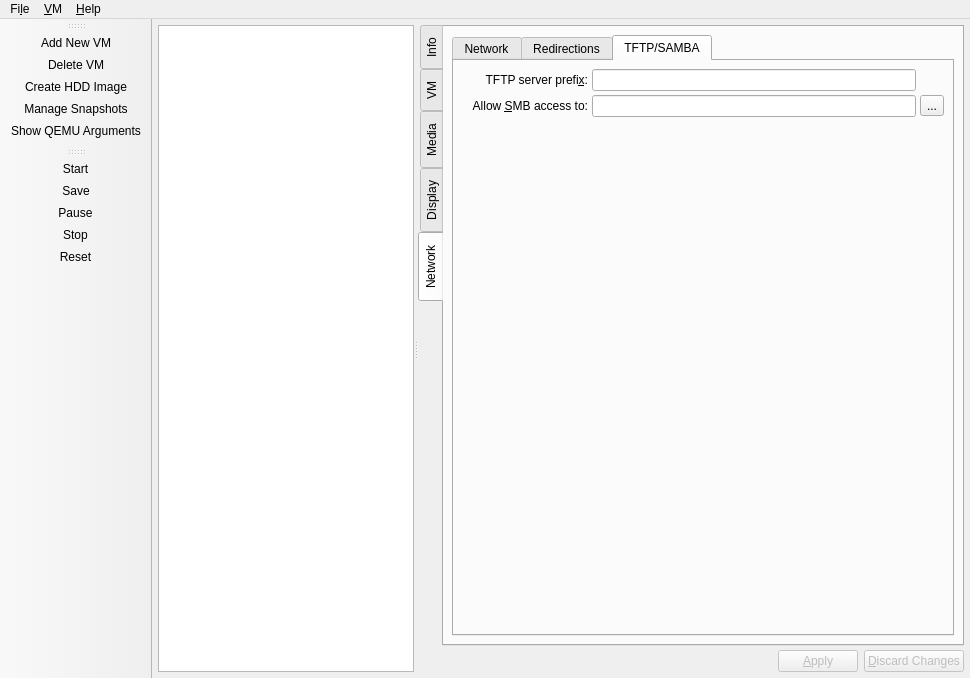
The window that src/Main_Window.ui (tobimensch/aqemu) describes before a commit, drawn with Qt 5.
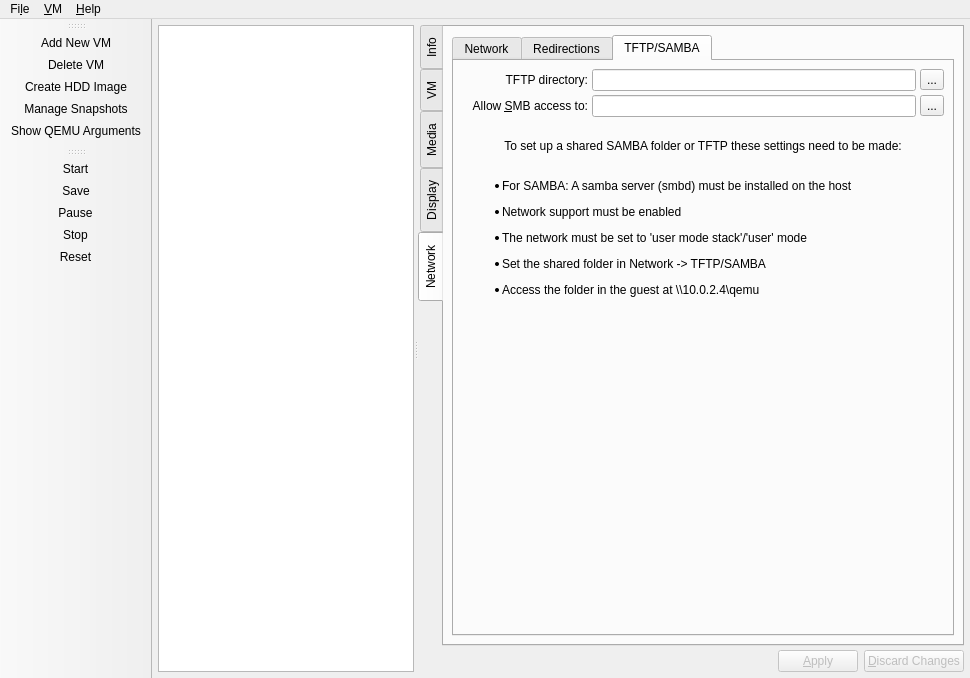
The same window after the commit. The open tabs and pages were chosen to show the change. Icons and pictures are not drawn. Custom widgets are drawn as their Qt base class.

Commit message: Support for setting up SAMBA shared folder is back. Also some code cleanups.

```diff
--- a/src/Main_Window.ui
+++ b/src/Main_Window.ui
@@ -2797,7 +2797,7 @@
                   <item row="0" column="0">
                    <widget class="QLabel" name="Label_TFTP">
                     <property name="text">
-                     <string>TFTP server prefi&amp;x:</string>
+                     <string>TFTP directory:</string>
                     </property>
                     <property name="alignment">
                      <set>Qt::AlignRight|Qt::AlignTrailing|Qt::AlignVCenter</set>
@@ -2837,9 +2837,20 @@
                     </property>
                    </widget>
                   </item>
+                  <item row="0" column="2">
+                   <widget class="QToolButton" name="TB_Browse_TFTP">
+                    <property name="text">
+                     <string>...</string>
+                    </property>
+                    <property name="icon">
+                     <iconset resource="../resources/icons.qrc">
+                      <normaloff>:/open-folder.png</normaloff>:/open-folder.png</iconset>
+                    </property>
+                   </widget>
+                  </item>
                  </layout>
                 </item>
-                <item row="1" column="0">
+                <item row="3" column="0">
                  <spacer name="verticalSpacer_2">
                   <property name="orientation">
                    <enum>Qt::Vertical</enum>
@@ -2852,6 +2863,20 @@
                   </property>
                  </spacer>
                 </item>
+                <item row="1" column="0">
+                 <widget class="QLabel" name="label_5">
+                  <property name="text">
+                   <string/>
+                  </property>
+                 </widget>
+                </item>
+                <item row="2" column="0">
+                 <widget class="QLabel" name="label_6">
+                  <property name="text">
+                   <string>&lt;html&gt;&lt;head/&gt;&lt;body&gt;&lt;p align=&quot;center&quot;&gt;To set up a shared SAMBA folder or TFTP these settings need to be made:&lt;br/&gt;&lt;/p&gt;&lt;ul style=&quot;margin-top: 0px; margin-bottom: 0px; margin-left: 0px; margin-right: 0px; -qt-list-indent: 1;&quot;&gt;&lt;li style=&quot; margin-top:12px; margin-bottom:12px; margin-left:0px; margin-right:0px; -qt-block-indent:0; text-indent:0px;&quot;&gt;For SAMBA: A samba server (smbd) must be installed on the host&lt;/li&gt;&lt;li style=&quot; margin-top:12px; margin-bottom:12px; margin-left:0px; margin-right:0px; -qt-block-indent:0; text-indent:0px;&quot;&gt;Network support must be enabled&lt;/li&gt;&lt;li style=&quot; margin-top:12px; margin-bottom:12px; margin-left:0px; margin-right:0px; -qt-block-indent:0; text-indent:0px;&quot;&gt;The network must be set to 'user mode stack'/'user' mode&lt;/li&gt;&lt;li style=&quot; margin-top:12px; margin-bottom:12px; margin-left:0px; margin-right:0px; -qt-block-indent:0; text-indent:0px;&quot;&gt;Set the shared folder in Network -&amp;gt; TFTP/SAMBA&lt;/li&gt;&lt;li style=&quot; margin-top:12px; margin-bottom:12px; margin-left:0px; margin-right:0px; -qt-block-indent:0; text-indent:0px;&quot;&gt;Access the folder in the guest at \\10.0.2.4\qemu&lt;/li&gt;&lt;/ul&gt;&lt;/body&gt;&lt;/html&gt;</string>
+                  </property>
+                 </widget>
+                </item>
                </layout>
               </widget>
              </widget>
```
Left out of the diff: 8 changed lines with no effect on the pictures. The commit also changes 9 other files.
